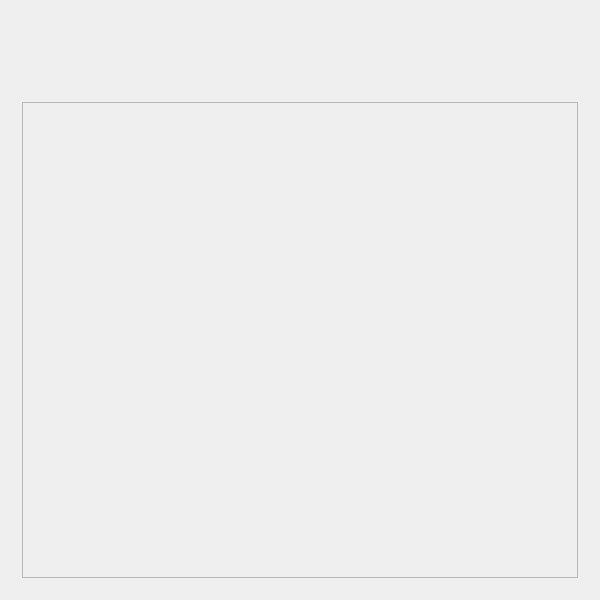
Qt form src/ui/EpgShow.ui (ntadej/tano) before a commit.
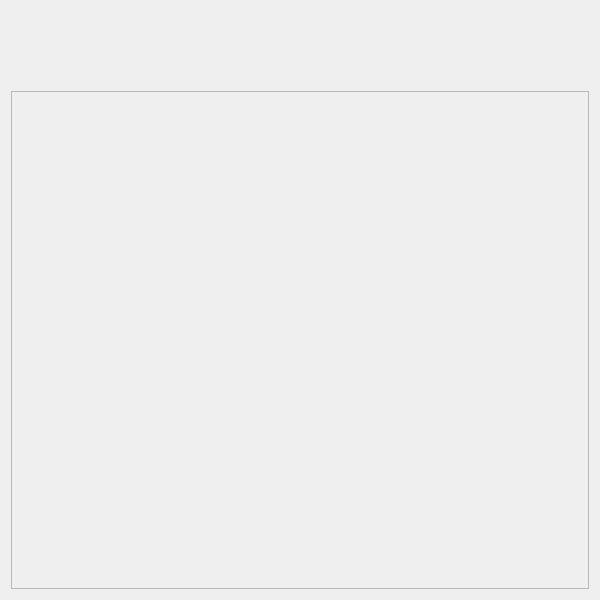
The same form after that commit. The open tabs and pages were chosen to show the change. Icons and pictures are not drawn.

Commit message: EpgLoader now checks for errors, New EpgSchedule class for EPG, GUI updates (InfoBar, EpgShow)

```diff
--- a/src/ui/EpgShow.ui
+++ b/src/ui/EpgShow.ui
@@ -18,6 +18,9 @@
     <normaloff>:/icons/images/image.png</normaloff>:/icons/images/image.png</iconset>
   </property>
   <layout class="QVBoxLayout" name="verticalLayout">
+   <property name="margin">
+    <number>0</number>
+   </property>
    <item>
     <widget class="QStackedWidget" name="mainWidget">
      <widget class="QWidget" name="pageLoading">
@@ -152,8 +155,8 @@
            <rect>
             <x>0</x>
             <y>0</y>
-            <width>578</width>
-            <height>466</height>
+            <width>68</width>
+            <height>33</height>
            </rect>
           </property>
           <layout class="QVBoxLayout" name="_2">
```
Left out of the diff: 2 changed lines with no effect on the pictures. The commit also changes 11 other files.
